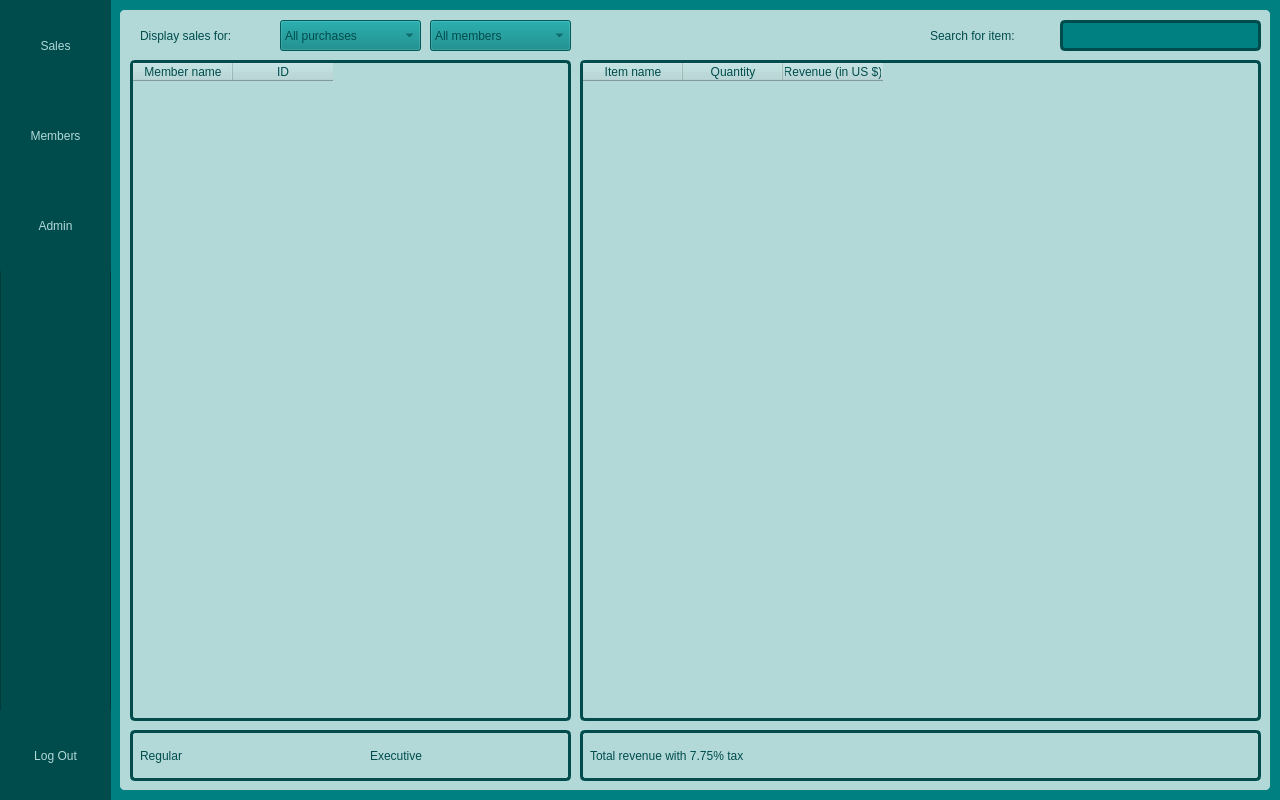
The window that mainwindow.ui (schwei322/CS1C-Project2) describes before a commit, drawn with Qt 5.
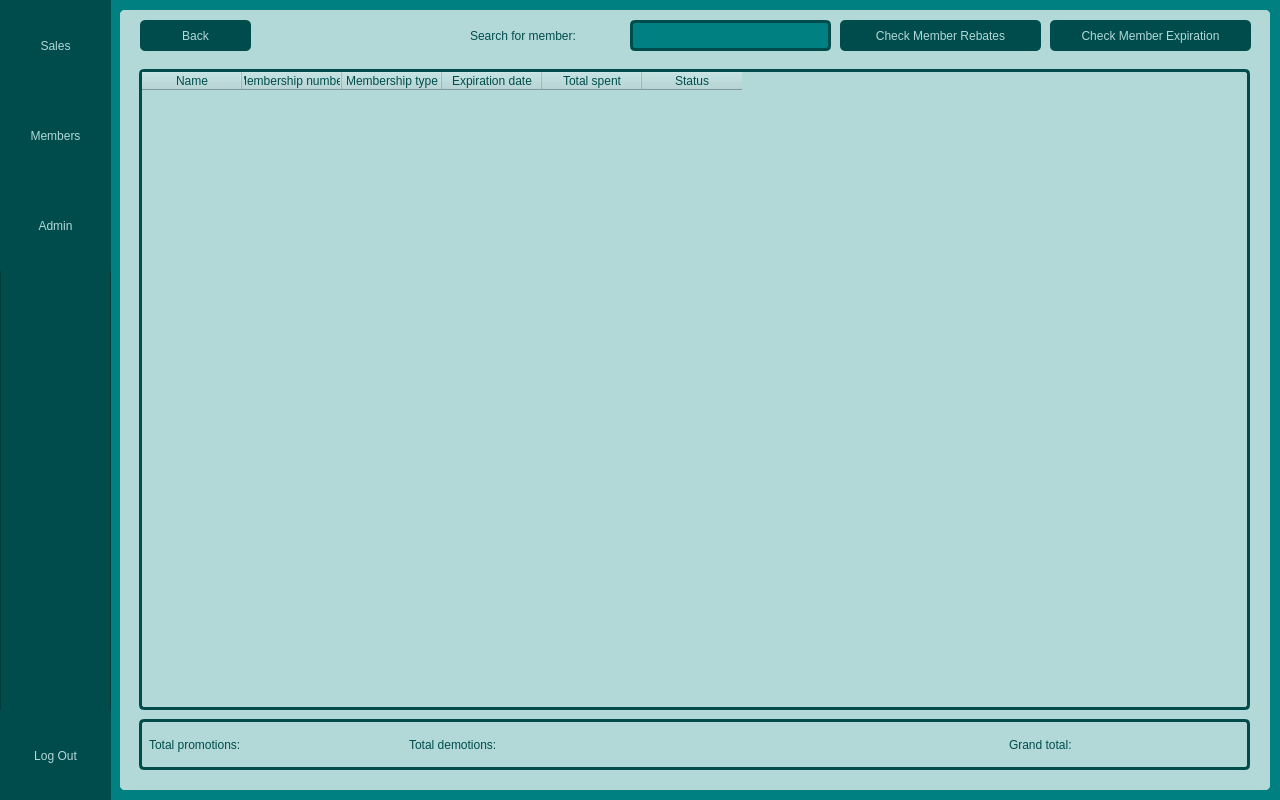
The same window after the commit.

Commit message: Add promotion & demotion counts

```diff
--- a/mainwindow.ui
+++ b/mainwindow.ui
@@ -397,7 +397,7 @@
          <x>10</x>
          <y>10</y>
          <width>1111</width>
-         <height>661</height>
+         <height>641</height>
         </rect>
        </property>
        <property name="styleSheet">
@@ -426,7 +426,7 @@
        </column>
        <column>
         <property name="text">
-         <string>Total purchases</string>
+         <string>Total spent</string>
         </property>
        </column>
        <column>
@@ -435,12 +435,36 @@
         </property>
        </column>
       </widget>
+      <widget class="QFrame" name="frame">
+       <property name="geometry">
+        <rect>
+         <x>10</x>
+         <y>660</y>
+         <width>1111</width>
+         <height>51</height>
+        </rect>
+       </property>
+       <property name="styleSheet">
+        <string notr="true">QFrame {
+	border: 3px solid rgb(0, 76, 76);
+}
+
+QLabel {
+	border: none;
+}</string>
+       </property>
+       <property name="frameShape">
+        <enum>QFrame::StyledPanel</enum>
+       </property>
+       <property name="frameShadow">
+        <enum>QFrame::Raised</enum>
+       </property>
       <widget class="QLabel" name="memberTotalLabel">
        <property name="geometry">
         <rect>
-         <x>890</x>
-         <y>680</y>
-         <width>91</width>
+          <x>870</x>
+          <y>10</y>
+          <width>101</width>
          <height>31</height>
         </rect>
        </property>
@@ -455,8 +479,8 @@
       <widget class="QLabel" name="memberTotalDisplay">
        <property name="geometry">
         <rect>
-         <x>990</x>
-         <y>680</y>
+          <x>980</x>
+          <y>10</y>
          <width>121</width>
          <height>31</height>
         </rect>
@@ -471,6 +495,75 @@
        <property name="alignment">
         <set>Qt::AlignRight|Qt::AlignTrailing|Qt::AlignVCenter</set>
        </property>
+       </widget>
+       <widget class="QLabel" name="memberTotalPromoLabel">
+        <property name="geometry">
+         <rect>
+          <x>10</x>
+          <y>10</y>
+          <width>141</width>
+          <height>31</height>
+         </rect>
+        </property>
+        <property name="styleSheet">
+         <string notr="true">color: rgb(0, 76, 76);
+font: 87 12pt &quot;Segoe UI Semibold&quot;;</string>
+        </property>
+        <property name="text">
+         <string>Total promotions:</string>
+        </property>
+       </widget>
+       <widget class="QLabel" name="memberTotalPromoDisplay">
+        <property name="geometry">
+         <rect>
+          <x>160</x>
+          <y>10</y>
+          <width>101</width>
+          <height>31</height>
+         </rect>
+        </property>
+        <property name="styleSheet">
+         <string notr="true">color: rgb(0, 76, 76);
+font: 87 12pt &quot;Segoe UI Semibold&quot;;</string>
+        </property>
+        <property name="text">
+         <string/>
+        </property>
+       </widget>
+       <widget class="QLabel" name="memberTotalDemoLabel">
+        <property name="geometry">
+         <rect>
+          <x>270</x>
+          <y>10</y>
+          <width>131</width>
+          <height>31</height>
+         </rect>
+        </property>
+        <property name="styleSheet">
+         <string notr="true">color: rgb(0, 76, 76);
+font: 87 12pt &quot;Segoe UI Semibold&quot;;</string>
+        </property>
+        <property name="text">
+         <string>Total demotions:</string>
+        </property>
+       </widget>
+       <widget class="QLabel" name="memberTotalDemoDisplay">
+        <property name="geometry">
+         <rect>
+          <x>410</x>
+          <y>10</y>
+          <width>101</width>
+          <height>31</height>
+         </rect>
+        </property>
+        <property name="styleSheet">
+         <string notr="true">color: rgb(0, 76, 76);
+font: 87 12pt &quot;Segoe UI Semibold&quot;;</string>
+        </property>
+        <property name="text">
+         <string/>
+        </property>
+       </widget>
       </widget>
      </widget>
      <widget class="QFrame" name="memberRebatesPanel">
@@ -519,12 +612,12 @@
        </column>
        <column>
         <property name="text">
-         <string>Total purchases (w/o tax)</string>
+         <string>Total spent (w/o tax)</string>
         </property>
        </column>
        <column>
         <property name="text">
-         <string>Total purchases (w/ tax)</string>
+         <string>Total spent (w/ tax)</string>
         </property>
        </column>
        <column>
@@ -786,11 +879,11 @@
      <zorder>memberRebatesBtn</zorder>
      <zorder>memberExpirationBtn</zorder>
      <zorder>memberBackBtn</zorder>
-     <zorder>memberExpirationPanel</zorder>
      <zorder>memberSearchInput</zorder>
      <zorder>memberSearchLabel</zorder>
-     <zorder>memberMainPanel</zorder>
      <zorder>memberRebatesPanel</zorder>
+     <zorder>memberExpirationPanel</zorder>
+     <zorder>memberMainPanel</zorder>
     </widget>
     <widget class="QFrame" name="admin">
      <property name="geometry">
@@ -2472,6 +2565,10 @@
       </item>
      </widget>
     </widget>
+    <zorder>sidebar</zorder>
+    <zorder>admin</zorder>
+    <zorder>sales</zorder>
+    <zorder>members</zorder>
    </widget>
   </widget>
  </widget>
```
Lines whose indentation alone changed are shown as unchanged. The commit also changes 1 other file.
